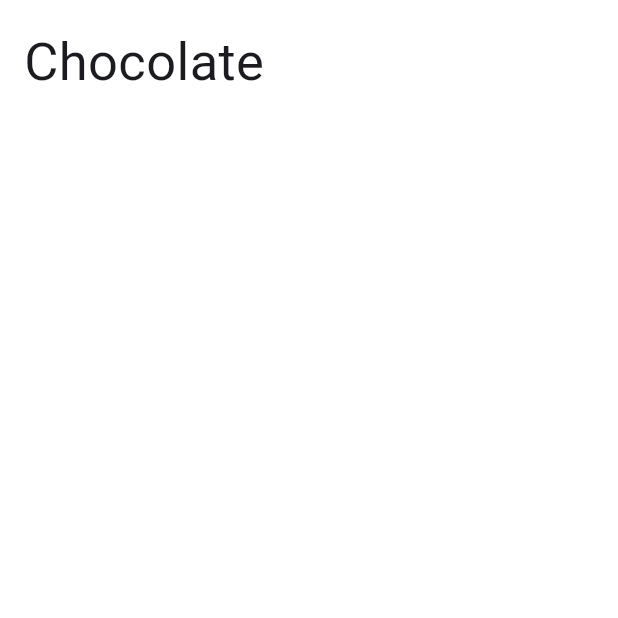
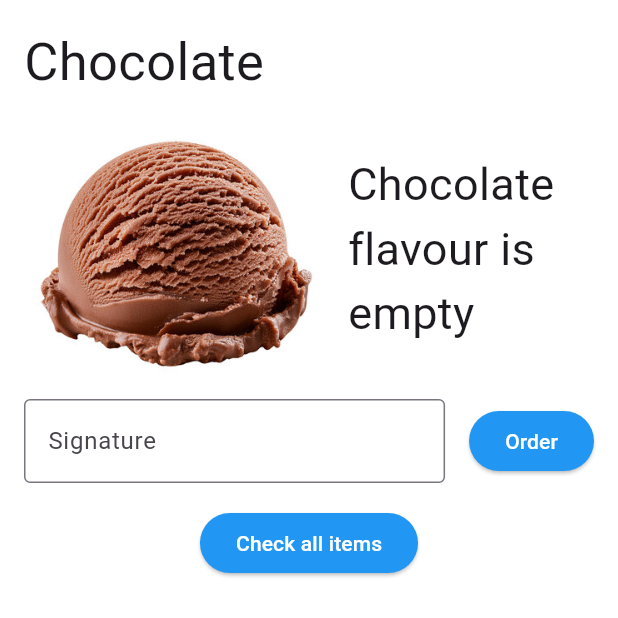
Before and after one commit to lukameunier/ice-cream, a Flutter app: the DetailsPageWidget screen opened directly with sample values from the repository, on a phone screen of 412 x 824 dp, the top half of it. Run offline on Flutter 3.47's test engine with Material 3 defaults, Android fonts, the phone set to English and light mode, and no system bars; our stand-ins replace get_it.

Commit message:
feat(details): create the details page widget

```diff
--- a/lib/views/pages/details_page_widget.dart
+++ b/lib/views/pages/details_page_widget.dart
@@ -11,13 +11,66 @@ class DetailsPageWidget extends StatelessWidget {
     return Scaffold(
       backgroundColor: Colors.white,
       body: SafeArea(
-        child: Padding(padding: const EdgeInsets.all(16.0),
+        child: Padding(
+          padding: const EdgeInsets.all(16.0),
           child: Column(
             crossAxisAlignment: CrossAxisAlignment.start,
             children: [
               Text(flavour.name, style: TextStyle(fontSize: 35)),
-              ],
-          )
+              Row(
+                children: [
+                  Image(image: AssetImage(flavour.imagePath), height: 200),
+                  SizedBox(width: 16),
+                  Expanded(
+                    child: Text(
+                      "${flavour.name} flavour is empty",
+                      style: TextStyle(fontSize: 30),
+                      maxLines: 3,
+                      softWrap: true,
+                    ),
+                  ),
+                ],
+              ),
+              Row(
+                children: [
+                  Expanded(
+                    child: TextField(
+                      decoration: const InputDecoration(
+                        labelText: "Signature",
+                        border: OutlineInputBorder(),
+                      ),
+                    ),
+                  ),
+                  const SizedBox(width: 16),
+                  ElevatedButton(
+                    style: ElevatedButton.styleFrom(
+                      backgroundColor: Colors.blue,
+                      foregroundColor: Colors.white,
+                    ),
+                    onPressed: () {},
+                    child: const Text("Order"),
+                  ),
+                ],
+              ),
+
+              const SizedBox(height: 16),
+
+              Row(
+                children: [
+                  Spacer(),
+                  ElevatedButton(
+                    style: ElevatedButton.styleFrom(
+                      backgroundColor: Colors.blue,
+                      foregroundColor: Colors.white,
+                    ),
+                    onPressed: () {},
+                    child: Text("Check all items"),
+                  ),
+                  Spacer(),
+                ],
+              ),
+            ],
+          ),
         ),
       ),
     );
```
